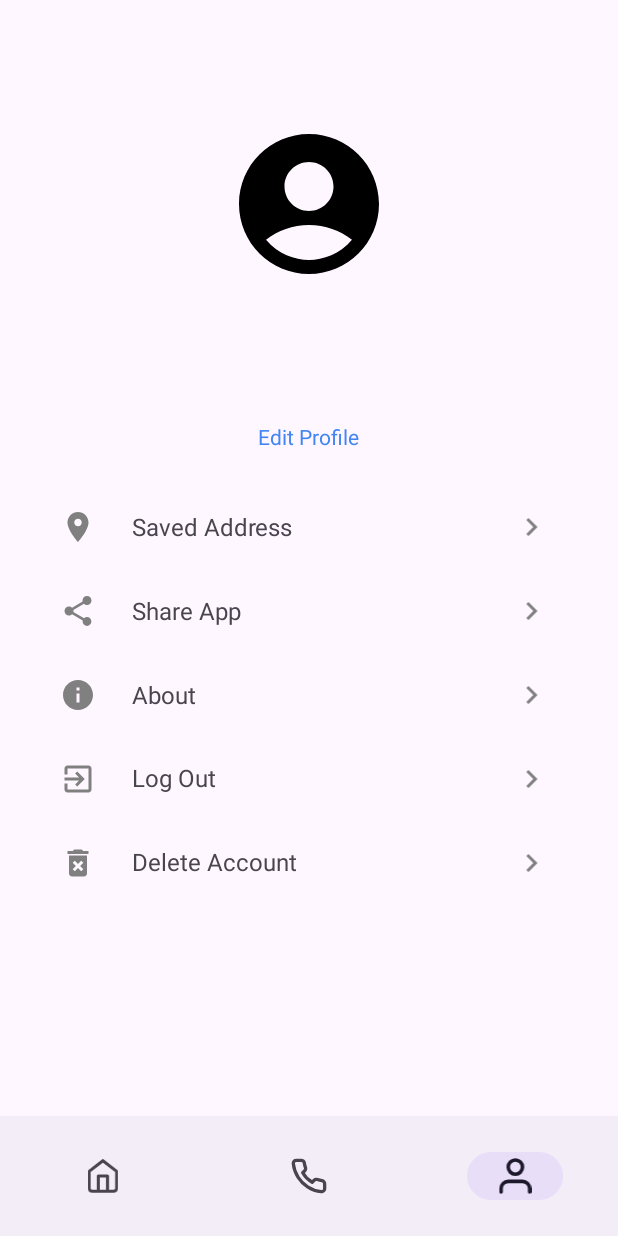
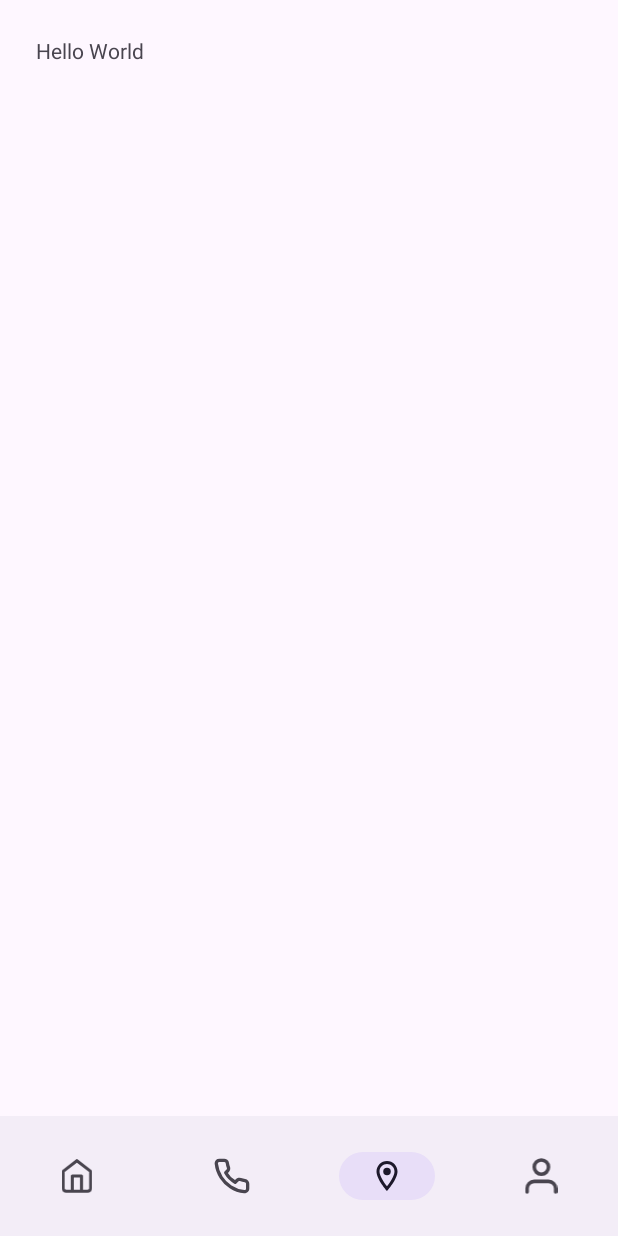
Before and after one commit to mNik033/RescuWave, an Android app built with Jetpack Compose: the screen it shows after launch once a user with an empty profile is signed in (MainActivity), item 3 of the bottom bar chosen, on a phone screen of 412 x 824 dp. Run offline under Robolectric (Android 15) with nearby library versions, the phone set to English and light mode, and no system bars; our stand-ins replace Firebase (no records; nobody signed in at launch, a user with empty details on screens opened directly), navigation-ui; libraries missing offline, so code that uses them is left out: com.chinalwb.slidetoconfirmlib, io.realm.kotlin, org.mongodb.kbson; 12 statements that could not run were skipped.

Commit message:
feat: implement MongoDB Realm for handling emergency data make User and Agency classes open (from data class) as required by Realm for the Emergency class insert emergency details to Realm database on slider action, and remove when marked as safe new object UserManager for easy access to current user details add frontend for map fragment

```diff
--- a/app/build.gradle
+++ b/app/build.gradle
@@ -3,6 +3,7 @@ plugins {
     id 'org.jetbrains.kotlin.android'
     id 'com.google.gms.google-services'
     id 'kotlin-android-extensions'
+    id 'io.realm.kotlin'
 }
 
 android {
@@ -96,4 +97,8 @@ dependencies {
     //lottie files
     def lottieVersion = "6.4.0"
     implementation "com.airbnb.android:lottie:$lottieVersion"
+
+    // MongoDB Realm
+    implementation 'io.realm.kotlin:library-base:1.6.1'
+    implementation 'io.realm.kotlin:library-sync:1.6.1'
 }
--- a/app/src/main/AndroidManifest.xml
+++ b/app/src/main/AndroidManifest.xml
@@ -7,6 +7,7 @@
     <uses-permission android:name="android.permission.ACCESS_COARSE_LOCATION"/>
 
     <application
+        android:name=".RealmStuff"
         android:allowBackup="true"
         android:dataExtractionRules="@xml/data_extraction_rules"
         android:fullBackupContent="@xml/backup_rules"
--- a/app/src/main/java/com/rescu/wave/MainActivity.kt
+++ b/app/src/main/java/com/rescu/wave/MainActivity.kt
@@ -1,15 +1,18 @@
 package com.rescu.wave
 
 import android.os.Bundle
+import android.util.Log
 import androidx.activity.viewModels
 import androidx.core.view.WindowCompat
 import androidx.navigation.NavController
+import androidx.navigation.NavOptions
 import androidx.navigation.fragment.NavHostFragment
 import androidx.navigation.ui.NavigationUI.setupWithNavController
 import com.google.android.material.bottomnavigation.BottomNavigationView
 import com.rescu.wave.firebase.FirestoreClass
 import com.rescu.wave.fragments.ProfileFragmentViewModel
 import com.rescu.wave.models.User
+import com.rescu.wave.models.UserManager
 
 class MainActivity : BaseActivity() {
 
@@ -31,7 +34,29 @@ class MainActivity : BaseActivity() {
         // Hook navigation controller to bottom navigation view
         setupWithNavController(bottomNavigationView, navController)
 
+        var shouldNavigateToMapFragment = false
+        val dataFromEmergencyCall = intent
+        val value = dataFromEmergencyCall.getIntExtra("key", 0)
+        if (value == 17)
+            shouldNavigateToMapFragment = true
+
+        if (shouldNavigateToMapFragment)
+            navController.navigate(R.id.mapFragment, null, NavOptions.Builder()
+                .setPopUpTo(R.id.homeFragment, true)
+                .build())
+
         FirestoreClass().signInUser(this)
+
+        // Fetch user data for future use
+        UserManager.fetchUserData(
+            onSuccess = {
+                // User data fetched successfully
+            },
+            onFailure = { exception ->
+                // Handle the error
+                Log.e("MainActivityTAG", "Error fetching user data", exception)
+            }
+        )
 
     }
 
--- /dev/null
+++ b/app/src/main/java/com/rescu/wave/RealmViewModel.kt
@@ -0,0 +1,59 @@
+package com.rescu.wave
+
+import androidx.lifecycle.LiveData
+import androidx.lifecycle.MutableLiveData
+import androidx.lifecycle.ViewModel
+import androidx.lifecycle.viewModelScope
+import com.rescu.wave.models.Emergency
+import io.realm.kotlin.UpdatePolicy
+import io.realm.kotlin.ext.query
+import io.realm.kotlin.query.RealmResults
+import kotlinx.coroutines.launch
+import org.mongodb.kbson.ObjectId
+
+class RealmViewModel : ViewModel() {
+
+    private val realm = RealmStuff.realm
+
+    private val _emergencies = MutableLiveData<List<Emergency>>()
+    val emergencies: LiveData<List<Emergency>> get() = _emergencies
+
+    init {
+        loadEmergencies()
+    }
+
+    private fun loadEmergencies() {
+        viewModelScope.launch {
+            val results: RealmResults<Emergency> = realm.query<Emergency>().find()
+            _emergencies.postValue(results)
+        }
+    }
+
+    fun insertEmergency(emergency: Emergency) {
+        viewModelScope.launch {
+            realm.write {
+                val temp = copyToRealm(emergency, UpdatePolicy.ALL)
+                RealmStuff.currentEmergencyId = temp._id
+            }
+            loadEmergencies()
+        }
+    }
+
+    fun deleteEmergency(emergencyId: ObjectId) {
+        viewModelScope.launch {
+            realm.write {
+                val emergencyToDelete = query<Emergency>("_id == $0", emergencyId).first().find()
+                if (emergencyToDelete != null) {
+                    delete(emergencyToDelete)
+                }
+            }
+            loadEmergencies()
+        }
+    }
+
+    fun getEmergencyByUserID(userID: String): ObjectId? {
+        val result = realm.query<Emergency>("user.id == $0", userID).first().find()
+        return result?._id
+    }
+
+}
--- a/app/src/main/java/com/rescu/wave/fragments/HomeFragment.kt
+++ b/app/src/main/java/com/rescu/wave/fragments/HomeFragment.kt
@@ -7,6 +7,8 @@ import android.location.Address
 import android.location.Geocoder
 import android.location.Location
 import android.os.Bundle
+import android.os.Handler
+import android.os.Looper
 import android.view.LayoutInflater
 import android.view.View
 import android.view.ViewGroup
@@ -15,6 +17,7 @@ import android.widget.Toast
 import androidx.core.app.ActivityCompat
 import androidx.core.content.ContextCompat
 import androidx.fragment.app.Fragment
+import androidx.fragment.app.viewModels
 import com.chinalwb.slidetoconfirmlib.ISlideListener
 import com.chinalwb.slidetoconfirmlib.SlideToConfirm
 import com.google.android.gms.location.FusedLocationProviderClient
@@ -23,8 +26,11 @@ import com.google.android.gms.location.Priority
 import com.google.android.gms.tasks.CancellationToken
 import com.google.android.gms.tasks.CancellationTokenSource
 import com.google.android.gms.tasks.OnTokenCanceledListener
+import com.rescu.wave.BaseActivity
 import com.rescu.wave.EmergencyCallActivity
 import com.rescu.wave.FirstAidsActivity
+import com.rescu.wave.RealmViewModel
+import com.rescu.wave.RealmStuff
 import com.rescu.wave.R
 import java.util.Locale
 
@@ -33,6 +39,7 @@ class HomeFragment : Fragment() {
     private lateinit var fusedLocationClient: FusedLocationProviderClient
     private val LOCATION_PERMISSION_REQUEST_CODE = 1
     private val selectedEmergencies = mutableListOf<String>()
+    private val viewModel: RealmViewModel by viewModels()
     var lat : Double = 0.0
     var long : Double = 0.0
 
@@ -56,7 +63,14 @@ class HomeFragment : Fragment() {
                 arrayOf(Manifest.permission.ACCESS_FINE_LOCATION),
                 LOCATION_PERMISSION_REQUEST_CODE)
         } else {
-            fetchLocation(locationButton)
+            Handler(Looper.getMainLooper()).post {
+                // delay context-sensitive operations
+                // until the fragment is fully attached
+                if (isAdded) {
+                    fetchLocation(locationButton)
+                }
+            }
+
         }
 
         val emergencyButtons : List<Button> = listOf(
@@ -86,6 +100,11 @@ class HomeFragment : Fragment() {
             startActivity(Intent(requireActivity(), FirstAidsActivity::class.java))
         }
 
+        val viewEmergencyButton = view.findViewById<Button>(R.id.button_emergency)
+        viewEmergencyButton.setOnClickListener {
+            startActivity(Intent(activity, EmergencyCallActivity::class.java))
+        }
+
         val slideToConfirm: SlideToConfirm? = view.findViewById(R.id.slideLayout)
         slideToConfirm?.slideListener = object : ISlideListener {
             override fun onSlideStart() {
@@ -112,6 +131,24 @@ class HomeFragment : Fragment() {
             }
         }
 
+    }
+
+    override fun onResume() {
+        super.onResume()
+        // If emergency has been issued, show a button
+        // to reflect the same, instead of the slider
+        val uid = BaseActivity().getCurrentUserID()
+        val slideToConfirm = view?.findViewById<SlideToConfirm>(R.id.slideLayout)
+        val viewEmergencyButton = view?.findViewById<Button>(R.id.button_emergency)
+
+        if(viewModel.getEmergencyByUserID(uid)!=null) {
+            slideToConfirm?.visibility = View.GONE
+            viewEmergencyButton?.visibility = View.VISIBLE
+            RealmStuff.currentEmergencyId = viewModel.getEmergencyByUserID(uid)
+        }else{
+            slideToConfirm?.visibility = View.VISIBLE
+            viewEmergencyButton?.visibility = View.GONE
+        }
     }
 
     private fun fetchLocation(locBtn: Button) {
--- /dev/null
+++ b/app/src/main/java/com/rescu/wave/fragments/MapFragment.kt
@@ -0,0 +1,49 @@
+package com.rescu.wave.fragments
+
+import android.os.Bundle
+import androidx.fragment.app.Fragment
+import android.view.LayoutInflater
+import android.view.View
+import android.view.ViewGroup
+import androidx.fragment.app.viewModels
+import androidx.lifecycle.Observer
+import com.rescu.wave.R
+import com.rescu.wave.RealmViewModel
+import kotlinx.android.synthetic.main.fragment_map.mapText
+
+// TODO: Implement map to show locations of user as well as rescue agencies
+
+class MapFragment : Fragment() {
+
+    private val viewModel: RealmViewModel by viewModels()
+
+    override fun onCreateView(
+        inflater: LayoutInflater, container: ViewGroup?,
+        savedInstanceState: Bundle?
+    ): View? {
+        // Inflate the layout for this fragment
+        return inflater.inflate(R.layout.fragment_map, container, false)
+    }
+
+    override fun onViewCreated(view: View, savedInstanceState: Bundle?) {
+        super.onViewCreated(view, savedInstanceState)
+    }
+
+    override fun onResume() {
+        super.onResume()
+        viewModel.emergencies.observe(requireActivity(), Observer { emergencyList ->
+            if(!emergencyList.isNullOrEmpty()){
+                for(it in emergencyList){
+                    mapText.setText("${it.user?.name} has the emergencies regarding:  ")
+                    mapText.append(it.emergencyTypes.joinToString(", "))
+                    mapText.append("with the coordinates ${it.latitude}, ${it.longitude}, address: ${it.address}.")
+                    mapText.append("\nThe agencies involved are: \n")
+                    for(agency in it.agenciesInvolved)
+                        mapText.append("$agency, ")
+                    mapText.append("\nWith the timestamp: ${it.timestamp}\n")
+                }
+            }
+        })
+    }
+
+}
--- /dev/null
+++ b/app/src/main/java/com/rescu/wave/models/UserManager.kt
@@ -0,0 +1,25 @@
+package com.rescu.wave.models
+
+import com.google.firebase.auth.FirebaseAuth
+import com.google.firebase.firestore.FirebaseFirestore
+
+object UserManager {
+    var user: User? = null
+        private set
+
+    private val firestore by lazy { FirebaseFirestore.getInstance() }
+    private val firebaseAuth by lazy { FirebaseAuth.getInstance() }
+
+    fun fetchUserData(onSuccess: () -> Unit, onFailure: (Exception) -> Unit) {
+        val uid = firebaseAuth.currentUser?.uid ?: return
+        firestore.collection("users").document(uid)
+            .get()
+            .addOnSuccessListener { document ->
+                user = document.toObject(User::class.java)
+                onSuccess()
+            }
+            .addOnFailureListener { exception ->
+                onFailure(exception)
+            }
+    }
+}
--- /dev/null
+++ b/app/src/main/res/drawable/ic_map.xml
@@ -0,0 +1,6 @@
+<vector android:height="24dp" android:tint="#636363"
+    android:viewportHeight="24" android:viewportWidth="24"
+    android:width="24dp" xmlns:android="http://schemas.android.com/apk/res/android">
+    <path android:fillColor="@android:color/white" android:pathData="M12,2C8.13,2 5,5.13 5,9c0,5.25 7,13 7,13s7,-7.75 7,-13c0,-3.87 -3.13,-7 -7,-7zM7,9c0,-2.76 2.24,-5 5,-5s5,2.24 5,5c0,2.88 -2.88,7.19 -5,9.88C9.92,16.21 7,11.85 7,9z"/>
+    <path android:fillColor="@android:color/white" android:pathData="M12,9m-2.5,0a2.5,2.5 0,1 1,5 0a2.5,2.5 0,1 1,-5 0"/>
+</vector>
--- /dev/null
+++ b/app/src/main/res/layout/fragment_map.xml
@@ -0,0 +1,16 @@
+<?xml version="1.0" encoding="utf-8"?>
+<LinearLayout xmlns:android="http://schemas.android.com/apk/res/android"
+    xmlns:tools="http://schemas.android.com/tools"
+    xmlns:app="http://schemas.android.com/apk/res-auto"
+    android:layout_width="match_parent"
+    android:layout_height="match_parent"
+    android:padding="24dp"
+    android:orientation="vertical" >
+
+    <TextView
+        android:id="@+id/mapText"
+        android:layout_width="match_parent"
+        android:layout_height="match_parent"
+        android:text="Hello World" />
+
+</LinearLayout>
--- a/app/src/main/res/menu/bottom_navigation_menu.xml
+++ b/app/src/main/res/menu/bottom_navigation_menu.xml
@@ -11,6 +11,11 @@
         android:icon="@drawable/ic_phone"
         android:title="Hospitals"/>
     <item
+        android:id="@+id/mapFragment"
+        android:enabled="true"
+        android:icon="@drawable/ic_map"
+        android:title="Map"/>
+    <item
         android:id="@+id/profileFragment"
         android:enabled="true"
         android:icon="@drawable/ic_profile"
--- a/app/src/main/res/navigation/nav_graph.xml
+++ b/app/src/main/res/navigation/nav_graph.xml
@@ -16,6 +16,11 @@
         android:label="fragment_hospitals"
         tools:layout="@layout/fragment_hospitals" />
     <fragment
+        android:id="@+id/mapFragment"
+        android:name="com.rescu.wave.fragments.MapFragment"
+        android:label="fragment_map"
+        tools:layout="@layout/fragment_map" />
+    <fragment
         android:id="@+id/profileFragment"
         android:name="com.rescu.wave.fragments.ProfileFragment"
         android:label="fragment_profile"
--- a/build.gradle
+++ b/build.gradle
@@ -12,4 +12,7 @@ plugins {
     id 'com.android.library' version '8.0.2' apply false
     id 'org.jetbrains.kotlin.android' version '1.7.20' apply false
     id("com.google.gms.google-services") version "4.3.15" apply false
+
+    // MongoDB Realm
+    id 'io.realm.kotlin' version '1.6.1' apply false
 }
```
Also changed, not shown: app/src/main/java/com/rescu/wave/EmergencyCallActivity.kt (+42 -6 lines), app/src/main/java/com/rescu/wave/RealmStuff.kt (added, +29 -0 lines), app/src/main/java/com/rescu/wave/models/Agency.kt (+14 -10 lines), app/src/main/java/com/rescu/wave/models/Emergency.kt (added, +19 -0 lines), app/src/main/java/com/rescu/wave/models/User.kt (+13 -9 lines), app/src/main/res/layout/fragment_home.xml (+14 -1 lines).
